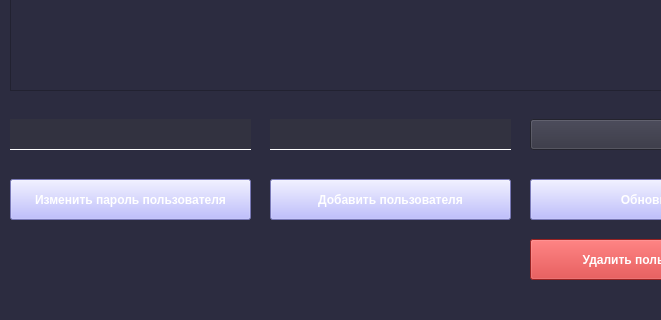
EgLeVor/Course, file AdminWindow.ui: the form before one commit; both pictures show x 0 to 661 and y 111 to 431 of the 789 by 431 pixel window.
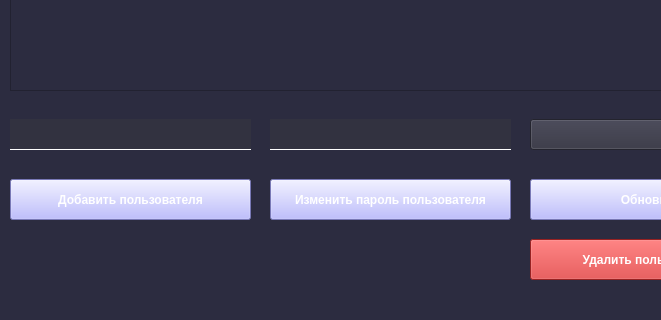
The form after the commit.

Diff of the .ui file:
```diff
--- a/AdminWindow.ui
+++ b/AdminWindow.ui
@@ -52,10 +52,13 @@
 	color:rgb(255, 255, 255);
 }
 QHeaderView::section {
-   
 	background-color: rgb(44, 44, 64);
     color: white;
     border: 1px solid #6c6c6c;
+}
+QTableView QTableCornerButton::section {
+	background-color: rgb(44, 44, 64);
+    border: 1px solid #6c6c6c;
 }</string>
   </property>
   <widget class="QWidget" name="centralwidget">
@@ -85,7 +88,7 @@
    <widget class="QPushButton" name="insert_btn">
     <property name="geometry">
      <rect>
-      <x>270</x>
+      <x>10</x>
       <y>290</y>
       <width>241</width>
       <height>41</height>
@@ -111,7 +114,7 @@
    <widget class="QPushButton" name="update_btn">
     <property name="geometry">
      <rect>
-      <x>10</x>
+      <x>270</x>
       <y>290</y>
       <width>241</width>
       <height>41</height>
@@ -134,7 +137,7 @@
    <widget class="QLineEdit" name="pwd_line">
     <property name="geometry">
      <rect>
-      <x>10</x>
+      <x>270</x>
       <y>230</y>
       <width>241</width>
       <height>31</height>
@@ -144,7 +147,7 @@
    <widget class="QLineEdit" name="lgn_line">
     <property name="geometry">
      <rect>
-      <x>270</x>
+      <x>10</x>
       <y>230</y>
       <width>241</width>
       <height>31</height>
```
